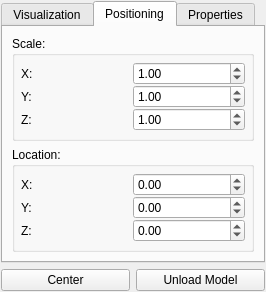
GorgonCryoEM/Gorgon, file Gorgon/src_ui/ui_dialog_model_visualization.ui: the form before one commit.
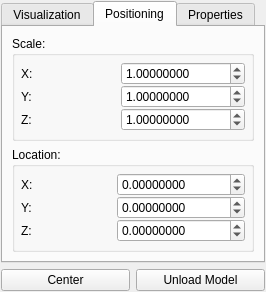
The form after the commit. The open tabs and pages were chosen to show the change. Custom widgets are drawn as their Qt base class.

Patch:
```diff
--- a/Gorgon/src_ui/ui_dialog_model_visualization.ui
+++ b/Gorgon/src_ui/ui_dialog_model_visualization.ui
@@ -203,6 +203,9 @@
           </item>
           <item row="0" column="1" >
            <widget class="QDoubleSpinBox" name="doubleSpinBoxSizeX" >
+            <property name="decimals" >
+             <number>8</number>
+            </property>
             <property name="maximum" >
              <double>99999999999999.984375000000000</double>
             </property>
@@ -220,6 +223,9 @@
           </item>
           <item row="1" column="1" >
            <widget class="QDoubleSpinBox" name="doubleSpinBoxSizeY" >
+            <property name="decimals" >
+             <number>8</number>
+            </property>
             <property name="maximum" >
              <double>99999999999999.984375000000000</double>
             </property>
@@ -237,6 +243,9 @@
           </item>
           <item row="2" column="1" >
            <widget class="QDoubleSpinBox" name="doubleSpinBoxSizeZ" >
+            <property name="decimals" >
+             <number>8</number>
+            </property>
             <property name="maximum" >
              <double>99999999999999.984375000000000</double>
             </property>
@@ -281,6 +290,9 @@
           </item>
           <item row="0" column="1" >
            <widget class="QDoubleSpinBox" name="doubleSpinBoxLocationX" >
+            <property name="decimals" >
+             <number>8</number>
+            </property>
             <property name="minimum" >
              <double>-100000000000000.000000000000000</double>
             </property>
@@ -301,6 +313,9 @@
           </item>
           <item row="1" column="1" >
            <widget class="QDoubleSpinBox" name="doubleSpinBoxLocationY" >
+            <property name="decimals" >
+             <number>8</number>
+            </property>
             <property name="minimum" >
              <double>-100000000000000.000000000000000</double>
             </property>
@@ -318,6 +333,9 @@
           </item>
           <item row="2" column="1" >
            <widget class="QDoubleSpinBox" name="doubleSpinBoxLocationZ" >
+            <property name="decimals" >
+             <number>8</number>
+            </property>
             <property name="minimum" >
              <double>-100000000000000.000000000000000</double>
             </property>
```
